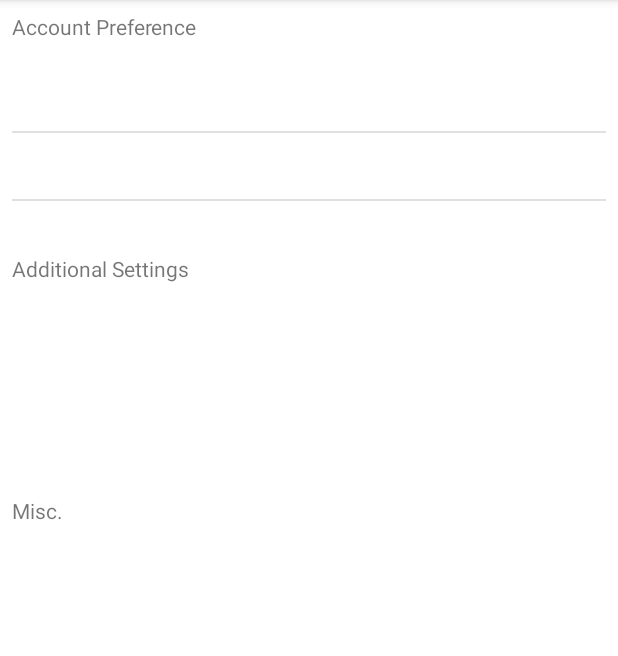
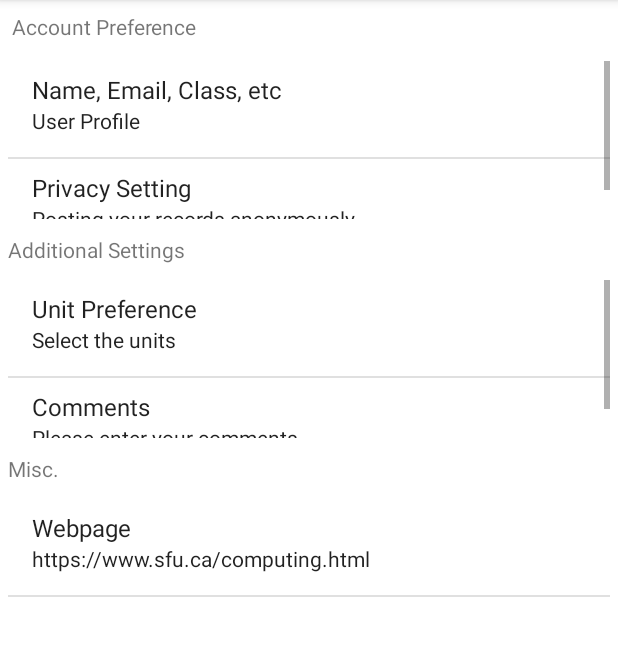
Before and after one commit to anna-cl/android-ui-layouts-fragments, an Android app: the fragment FragmentSettings shown on its own in the app's theme, on a phone screen of 412 x 824 dp, the part 84-740 px from its top. Run offline under Robolectric (Android 15) with nearby library versions, the phone set to English and light mode, and no system bars.

Commit message:
add simpleAdapter for 2 row text

```diff
--- a/MyRun2/app/src/main/java/ca/cmpt362/projects/myRun2Tabs/FragmentSettings.kt
+++ b/MyRun2/app/src/main/java/ca/cmpt362/projects/myRun2Tabs/FragmentSettings.kt
@@ -1,7 +1,9 @@
 package ca.cmpt362.projects.myRun2Tabs
 
+import android.graphics.Color
 import android.icu.text.Edits
 import android.os.Bundle
+import android.util.TypedValue
 import android.view.LayoutInflater
 import android.view.View
 import android.view.ViewGroup
@@ -36,37 +38,51 @@ class FragmentSettings: Fragment() {
         return view
     }
 
-
     private fun setupListViewAdapter(view: View) {
 
-        //display list view with list adapter:
+        //1.display list view with list adapter:
         val listViewTop: ListView = view.findViewById(R.id.listView_settingsTop)
+        val listViewMid: ListView = view.findViewById(R.id.listView_settingsMid)
+        val listViewBottom: ListView = view.findViewById(R.id.listView_settingsBottom)
 
-        //create list for top list:
-        val topSettings: HashMap<String, String> = HashMap()
-        topSettings.put("Name, Email, Class, etc", "User Profile")
-        topSettings.put("Privacy Setting", "Posting your records anonymously")
-        val listItemsTop:ArrayList<HashMap<String,String>> = ArrayList()
-
-
-        val it = topSettings.iterator()
-        while (it.hasNext()){
-            val resultsMap: HashMap<String, String> = HashMap()
-            val pair: Map.Entry<String,String> = it.next()
-            resultsMap.put("head", pair.key)
-            println("-------- ${pair.key}")
-            resultsMap.put("sub", pair.value)
-            listItemsTop.add(resultsMap);
-        }
-
-        listViewTop.adapter = SimpleAdapter(
-            requireContext(), listItemsTop, android.R.layout.two_line_list_item,
-            arrayOf("head", "sub"), intArrayOf(R.id.profile_head, R.id.profile_sub)
+        //2.create data map for top list:
+        val twoRowDataTop = mutableListOf(
+            mapOf("head" to "Name, Email, Class, etc", "sub" to "User Profile" ),
+            mapOf("head" to "Privacy Setting", "sub" to "Posting your records anonymously")
+        )
+        val twoRowDataMid = mutableListOf(
+            mapOf("head" to "Unit Preference", "sub" to "Select the units"),
+            mapOf("head" to "Comments", "sub" to "Please enter your comments")
+        )
+        val twoRowDataBottom = mutableListOf(
+            mapOf("head" to "Webpage", "sub" to "https://www.sfu.ca/computing.html"),
         )
 
+        //3. simple adapter for map data:
+        listViewTop.adapter = SimpleAdapter(
+            requireContext(), twoRowDataTop,android.R.layout.simple_list_item_2,
+            arrayOf("head", "sub"), intArrayOf(android.R.id.text1, android.R.id.text2) //text1 text2 ids are in default simple_list_item_2.xml, no need to create an list item layout
+        )
 
+        listViewMid.adapter = SimpleAdapter(
+            requireContext(), twoRowDataMid,android.R.layout.simple_list_item_2,
+            arrayOf("head", "sub"), intArrayOf(android.R.id.text1, android.R.id.text2)
+        )
 
+        listViewBottom.adapter = SimpleAdapter(
+            requireContext(), twoRowDataBottom,android.R.layout.simple_list_item_2,
+            arrayOf("head", "sub"), intArrayOf(android.R.id.text1, android.R.id.text2)
+        )
+//        change list head and sub item font size and color--------
 
+        //4.Click each list item:
+        topListItemsClicked(listViewTop)
+        midListItemsClicked(listViewMid)
+        bottomListItemsClicked(listViewBottom)
+
+    }
+
+    private fun topListItemsClicked(listViewTop: ListView){//click on each list item and open dialog or activity
         //click on each item on the list:
         listViewTop.setOnItemClickListener() { parent: AdapterView<*>, view: View, position: Int, id: Long ->
             if (position == 0) { //user profile
@@ -77,6 +93,21 @@ class FragmentSettings: Fragment() {
                 //                todo: click check box
             }
         }
+    }
 
+    private fun midListItemsClicked(listViewMid: ListView){
+        listViewMid.setOnItemClickListener(){ parent: AdapterView<*>, view: View, position: Int, id: Long ->
+            if (position == 0){//unit preference --> dialog box
+                Toast.makeText(activity, " dialog box opened", Toast.LENGTH_SHORT).show();
+            }else{
+                Toast.makeText(activity, " comment box", Toast.LENGTH_SHORT).show();
+            }
+        }
+    }
+
+    private fun bottomListItemsClicked(listViewBottom: ListView){
+        listViewBottom.setOnItemClickListener(){ parent: AdapterView<*>, view: View, position: Int, id: Long ->
+            Toast.makeText(activity, " open web page", Toast.LENGTH_SHORT).show();
+        }
     }
 }
--- a/MyRun2/app/src/main/java/ca/cmpt362/projects/myRun2Tabs/MainActivity.kt
+++ b/MyRun2/app/src/main/java/ca/cmpt362/projects/myRun2Tabs/MainActivity.kt
@@ -2,6 +2,8 @@
 //Reference:
 //https://stackoverflow.com/questions/1957831/center-a-button-in-a-linear-layout
 //https://www.digitalocean.com/community/tutorials/android-alert-dialog-using-kotlin#9-alert-dialog-with-edit-text
+//https://www.youtube.com/watch?v=J5ZdR-vWlaw&t=800s&ab_channel=Howcang
+
 
 package ca.cmpt362.projects.myRun2Tabs
 
--- a/MyRun2/app/src/main/res/layout/fragment_settings.xml
+++ b/MyRun2/app/src/main/res/layout/fragment_settings.xml
@@ -15,33 +15,35 @@
     <ListView
         android:id="@+id/listView_settingsTop"
         android:layout_width="match_parent"
-        android:layout_height="110dp"
-        android:layout_margin="8dp" />
+        android:layout_height="105dp"
+        android:layout_margin="5dp" />
 
     <TextView
         android:id="@+id/additional_set"
         android:layout_width="match_parent"
         android:layout_height="wrap_content"
         android:text="@string/additional_set"
-        android:layout_margin="8dp"/>
+        android:layout_margin="5dp"/>
 
     <ListView
         android:id="@+id/listView_settingsMid"
         android:layout_width="match_parent"
-        android:layout_height="110dp"
-        android:layout_margin="8dp" />
+        android:layout_height="105dp"
+        android:layout_margin="5dp" />
 
     <TextView
         android:id="@+id/misc"
         android:layout_width="match_parent"
         android:layout_height="wrap_content"
         android:text="@string/misc"
-        android:layout_margin="8dp"/>
+        android:layout_margin="5dp"/>
     <ListView
         android:id="@+id/listView_settingsBottom"
         android:layout_width="match_parent"
-        android:layout_height="110dp"
-        android:layout_margin="8dp" />
+        android:layout_height="90dp"
+        android:layout_marginLeft="5dp"
+        android:layout_marginRight="5dp"
+        android:layout_marginTop="5dp"/>
 
 
 </LinearLayout>
--- a/MyRun2/app/src/main/res/layout/listview_accountpref_settings.xml
+++ /dev/null
@@ -1,23 +0,0 @@
-<?xml version="1.0" encoding="utf-8"?>
-<LinearLayout xmlns:android="http://schemas.android.com/apk/res/android"
-    android:orientation="vertical"
-    android:layout_width="match_parent"
-    android:layout_height="match_parent"
-    >
-
-    <TextView
-        android:id="@+id/profile_head"
-        android:layout_width="match_parent"
-        android:layout_height="wrap_content"
-        android:textSize="16sp"
-        android:textStyle="bold"
-        android:text="TextView1" />
-
-    <TextView
-        android:id="@+id/profile_sub"
-        android:layout_width="match_parent"
-        android:layout_height="wrap_content"
-        android:text="Sub_item"
-        android:textSize="12sp" />
-
-</LinearLayout>
```
